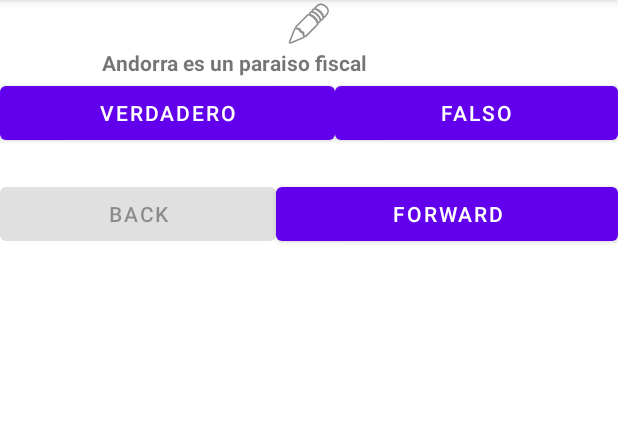
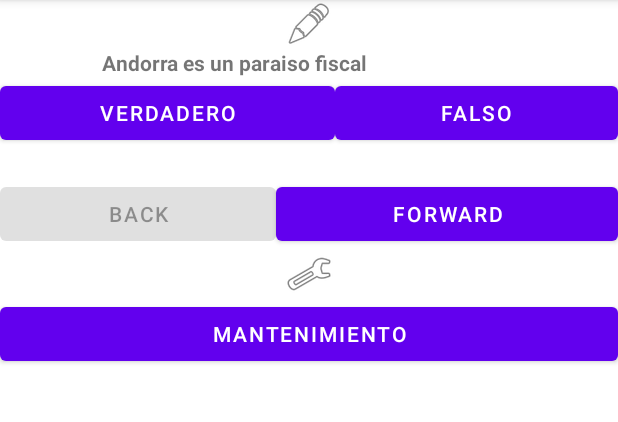
Before and after one commit to adriani94bil/010_TrivialDB, an Android app: the screen it shows after launch (MainActivity), on a phone screen of 412 x 824 dp, the part 84-506 px from its top. Run offline under Robolectric (Android 15) with nearby library versions, the phone set to English and light mode, and no system bars.

Commit message:
RecycledView show list

```diff
--- a/app/src/main/AndroidManifest.xml
+++ b/app/src/main/AndroidManifest.xml
@@ -9,7 +9,8 @@
         android:roundIcon="@mipmap/ic_launcher_round"
         android:supportsRtl="true"
         android:theme="@style/Theme.010_TrivialDB">
-        <activity android:name=".Mensaje"></activity>
+        <activity android:name=".GestionPreguntas" />
+        <activity android:name=".Mensaje" />
         <activity android:name=".MainActivity">
             <intent-filter>
                 <action android:name="android.intent.action.MAIN" />
--- a/app/src/main/java/com/trivialdb/MainActivity.java
+++ b/app/src/main/java/com/trivialdb/MainActivity.java
@@ -118,4 +118,8 @@
         }
 
     }
+    public void onClickMantenimiento(View v){
+        Intent intent=new Intent (this, GestionPreguntas.class);
+        startActivityForResult(intent,1);
+    }
 }
--- a/app/src/main/res/layout/activity_main.xml
+++ b/app/src/main/res/layout/activity_main.xml
@@ -65,16 +65,39 @@
             android:layout_width="61dp"
             android:layout_height="wrap_content"
             android:layout_weight="1"
-            android:text="Back"
-            android:onClick="onClickBack"/>
+            android:onClick="onClickBack"
+            android:text="Back" />
 
         <Button
             android:id="@+id/btnForward"
             android:layout_width="wrap_content"
             android:layout_height="wrap_content"
             android:layout_weight="1"
-            android:text="Forward"
-            android:onClick="onClickForward"/>
+            android:onClick="onClickForward"
+            android:text="Forward" />
+
+    </LinearLayout>
+
+    <ImageView
+        android:id="@+id/imageView2"
+        android:layout_width="match_parent"
+        android:layout_height="wrap_content"
+        android:layout_weight="1"
+        app:srcCompat="@android:drawable/ic_menu_manage" />
+
+    <LinearLayout
+        android:layout_width="match_parent"
+        android:layout_height="match_parent"
+        android:layout_weight="1"
+        android:orientation="horizontal">
+
+        <Button
+            android:id="@+id/btnManteminento"
+            android:layout_width="wrap_content"
+            android:layout_height="wrap_content"
+            android:layout_weight="1"
+            android:text="Mantenimiento"
+            android:onClick="onClickMantenimiento"/>
 
     </LinearLayout>
 
```
Also changed, not shown: app/src/main/java/com/trivialdb/GestionPreguntas.java (added, +38 -0 lines), app/src/main/java/com/trivialdb/adapter/Adaptador.java (added, +85 -0 lines), app/src/main/res/layout/activity_gestion_preguntas.xml (added, +22 -0 lines), app/src/main/res/layout/item_pregunta.xml (added, +37 -0 lines).
